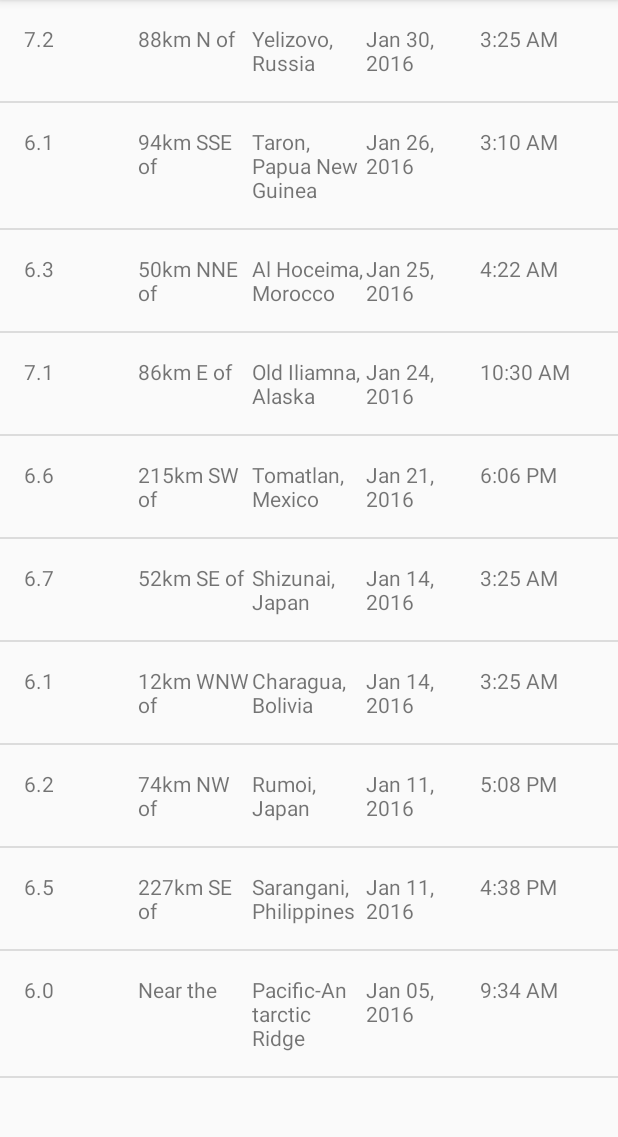
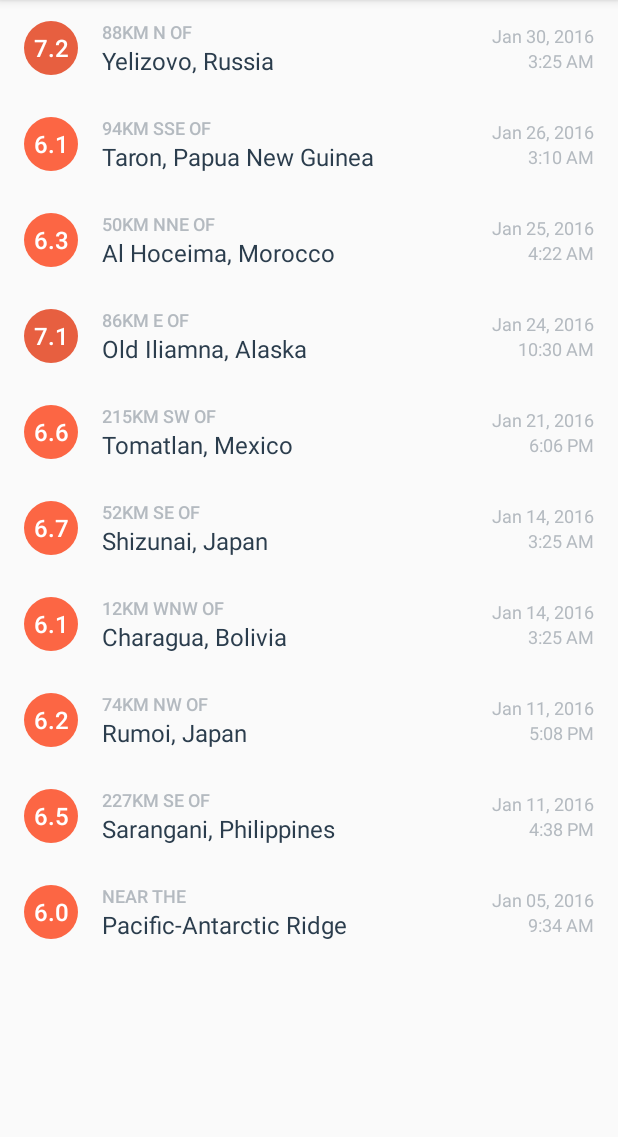
Before and after one commit to ankushransiwal/QuakeReport, an Android app: the screen it shows after launch (EarthquakeActivity), on a phone screen of 412 x 824 dp, the part 84-1221 px from its top. Run offline under Robolectric (Android 15) with nearby library versions, the phone set to English and light mode, and no system bars.

Commit message:
Show different bg color based on magnitude value and add visual polish

```diff
--- a/app/src/main/java/com/example/android/quakereport/Earthquake.java
+++ b/app/src/main/java/com/example/android/quakereport/Earthquake.java
@@ -11,6 +11,9 @@ public class Earthquake {
     private Double mMagnitude;
 
     private String mLocation;
+
+    /** Website URL of the earthquake */
+    private String mUrl;
 
     /** Time of the earthquake */
     private long mTimeInMilliseconds;
--- a/app/src/main/java/com/example/android/quakereport/EarthquakeAdapter.java
+++ b/app/src/main/java/com/example/android/quakereport/EarthquakeAdapter.java
@@ -4,10 +4,12 @@ import android.app.Activity;
 import android.content.Context;
 import android.support.annotation.NonNull;
 import android.support.annotation.Nullable;
+import android.support.v4.content.ContextCompat;
 import android.view.LayoutInflater;
 import android.view.View;
 import android.view.ViewGroup;
 import android.widget.ArrayAdapter;
+import android.widget.Switch;
 import android.widget.TextView;
 
 import java.text.DecimalFormat;
@@ -15,6 +17,7 @@ import java.text.SimpleDateFormat;
 import java.util.ArrayList;
 import java.util.Date;
 import java.util.List;
+import android.graphics.drawable.GradientDrawable;
 
 /**
  * Creating an Custom ArrayAdapter
@@ -83,6 +86,18 @@ public class EarthquakeAdapter extends ArrayAdapter<Earthquake> {
         String magnitudeOutput = formatter.format(magnitude);
         // Find the TextView in the earthquake_list_item.xml layout with the ID version_name
         TextView magnitudeView = (TextView) listItemView.findViewById(R.id.magnitude);
+
+        // Set the proper background color on the magnitude circle.
+        // Fetch the background from the TextView, which is a GradientDrawable.
+        GradientDrawable magnitudeCircle = (GradientDrawable) magnitudeView.getBackground();
+
+        // Get the appropriate background color based on the current earthquake magnitude
+        int magnitudeColor = getMagnitudeColor(magnitude);
+
+        // Set the color on the magnitude circle
+        magnitudeCircle.setColor(magnitudeColor);
+
+
         // Get the version name from the currentEarthquake object and
         // set this text on the name TextView
         magnitudeView.setText(magnitudeOutput);
@@ -153,4 +168,43 @@ public class EarthquakeAdapter extends ArrayAdapter<Earthquake> {
         SimpleDateFormat timeFormat = new SimpleDateFormat("h:mm a");
         return timeFormat.format(dateObject);
     }
+
+    private int getMagnitudeColor(double magnitude) {
+        int magnitudeColorResourceId;
+        int magnitudeFloor = (int) Math.floor(magnitude);
+        switch (magnitudeFloor) {
+            case 0:
+            case 1:
+                magnitudeColorResourceId = R.color.magnitude1;
+                break;
+            case 2:
+                magnitudeColorResourceId = R.color.magnitude2;
+                break;
+            case 3:
+                magnitudeColorResourceId = R.color.magnitude3;
+                break;
+            case 4:
+                magnitudeColorResourceId = R.color.magnitude4;
+                break;
+            case 5:
+                magnitudeColorResourceId = R.color.magnitude5;
+                break;
+            case 6:
+                magnitudeColorResourceId = R.color.magnitude6;
+                break;
+            case 7:
+                magnitudeColorResourceId = R.color.magnitude7;
+                break;
+            case 8:
+                magnitudeColorResourceId = R.color.magnitude8;
+                break;
+            case 9:
+                magnitudeColorResourceId = R.color.magnitude9;
+                break;
+            default:
+                magnitudeColorResourceId = R.color.magnitude10plus;
+                break;
+        }
+        return ContextCompat.getColor(getContext(), magnitudeColorResourceId);
+    }
 }
--- /dev/null
+++ b/app/src/main/res/drawable/magnitude_circle.xml
@@ -0,0 +1,10 @@
+<?xml version="1.0" encoding="utf-8"?>
+<!-- Background circle for the magnitude value -->
+<shape xmlns:android="http://schemas.android.com/apk/res/android"
+    android:shape="oval">
+    <solid android:color="@color/magnitude1" />
+    <size
+        android:width="36dp"
+        android:height="36dp" />
+    <corners android:radius="18dp" />
+</shape>
--- a/app/src/main/res/layout/earthquake_activity.xml
+++ b/app/src/main/res/layout/earthquake_activity.xml
@@ -4,4 +4,5 @@
     android:id="@+id/list"
     android:orientation="vertical"
     android:layout_width="match_parent"
-    android:layout_height="match_parent"/>
+    android:layout_height="match_parent"
+    android:divider="@null"/>
--- a/app/src/main/res/layout/earthquake_list_item.xml
+++ b/app/src/main/res/layout/earthquake_list_item.xml
@@ -5,52 +5,85 @@ Step 1: Create a xml file to display the content of each list according to your
 -->
 
 <LinearLayout xmlns:android="http://schemas.android.com/apk/res/android"
+    xmlns:tools="http://schemas.android.com/tools"
+    android:layout_width="match_parent"
+    android:layout_height="?android:attr/listPreferredItemHeight"
     android:orientation="horizontal"
-    android:layout_width="match_parent"
-    android:layout_height="match_parent"
-    xmlns:tools="http://schemas.android.com/tools"
-    android:padding="16dp"
-    >
-    <!--
-    tools:text: shows text in preview pane but nt when we run th app
-    (import tools xmlns:tools="http://schemas.android.com/tools"
-    -->
+    android:paddingEnd="16dp"
+    android:paddingLeft="16dp"
+    android:paddingRight="16dp"
+    android:paddingStart="16dp">
 
     <TextView
-        android:layout_width="wrap_content"
+        android:id="@+id/magnitude"
+        android:layout_width="36dp"
+        android:layout_height="36dp"
+        android:layout_gravity="center_vertical"
+        android:background="@drawable/magnitude_circle"
+        android:fontFamily="sans-serif-medium"
+        android:gravity="center"
+        android:textColor="@android:color/white"
+        android:textSize="16sp"
+        tools:text="8.9" />
+
+    <LinearLayout
+        android:layout_width="0dp"
         android:layout_height="wrap_content"
-        android:id="@+id/magnitude"
-        tools:text="7.9"
+        android:layout_gravity="center_vertical"
+        android:layout_marginLeft="16dp"
+        android:layout_marginStart="16dp"
         android:layout_weight="1"
-        android:width="0dp"/>
+        android:orientation="vertical">
 
         <TextView
             android:id="@+id/location_offset"
-        android:layout_width="0dp"
+            android:layout_width="wrap_content"
             android:layout_height="wrap_content"
-        android:layout_weight="1"
+            android:ellipsize="end"
+            android:fontFamily="sans-serif-medium"
+            android:maxLines="1"
+            android:textAllCaps="true"
+            android:textColor="@color/textColorEarthquakeDetails"
+            android:textSize="12sp"
             tools:text="30km S of" />
 
         <TextView
             android:id="@+id/primary_location"
-        android:layout_width="0dp"
+            android:layout_width="wrap_content"
             android:layout_height="wrap_content"
-        android:layout_weight="1"
-        tools:text="San Francisco, CA" />
+            android:ellipsize="end"
+            android:maxLines="2"
+            android:textColor="@color/textColorEarthquakeLocation"
+            android:textSize="16sp"
+            tools:text="Long placeholder location that should wrap to more than 2 lines of text" />
 
+    </LinearLayout>
+
+    <LinearLayout
+        android:layout_width="wrap_content"
+        android:layout_height="wrap_content"
+        android:layout_gravity="center_vertical"
+        android:layout_marginLeft="16dp"
+        android:layout_marginStart="16dp"
+        android:orientation="vertical">
 
         <TextView
             android:id="@+id/date"
-        android:layout_width="0dp"
+            android:layout_width="wrap_content"
             android:layout_height="wrap_content"
-        android:layout_weight="1"
+            android:layout_gravity="end"
+            android:textColor="@color/textColorEarthquakeDetails"
+            android:textSize="12sp"
             tools:text="Mar 6, 2010" />
 
         <TextView
             android:id="@+id/time"
-        android:layout_width="0dp"
+            android:layout_width="wrap_content"
             android:layout_height="wrap_content"
-        android:layout_weight="1"
+            android:layout_gravity="end"
+            android:textColor="@color/textColorEarthquakeDetails"
+            android:textSize="12sp"
             tools:text="3:00 PM" />
 
     </LinearLayout>
+</LinearLayout>
--- a/app/src/main/res/values/colors.xml
+++ b/app/src/main/res/values/colors.xml
@@ -9,4 +9,39 @@
 
     <!-- Accent color of the app -->
     <color name="colorAccent">#10CAC9</color>
+    <!-- Color for an earthquake with magnitude 0 and 2 -->
+    <color name="magnitude1">#4A7BA7</color>
+
+    <!-- Magnitude circle color for an earthquake with magnitude between 2 and 3 -->
+    <color name="magnitude2">#04B4B3</color>
+
+    <!-- Magnitude circle color for an earthquake with magnitude between 3 and 4 -->
+    <color name="magnitude3">#10CAC9</color>
+
+    <!-- Magnitude circle color for an earthquake with magnitude between 4 and 5 -->
+    <color name="magnitude4">#F5A623</color>
+
+    <!-- Magnitude circle color for an earthquake with magnitude between 5 and 6 -->
+    <color name="magnitude5">#FF7D50</color>
+
+    <!-- Magnitude circle color for an earthquake with magnitude between 6 and 7 -->
+    <color name="magnitude6">#FC6644</color>
+
+    <!-- Magnitude circle color for an earthquake with magnitude between 7 and 8 -->
+    <color name="magnitude7">#E75F40</color>
+
+    <!-- Magnitude circle color for an earthquake with magnitude between 8 and 9 -->
+    <color name="magnitude8">#E13A20</color>
+
+    <!-- Magnitude circle color for an earthquake with magnitude between 9 and 10 -->
+    <color name="magnitude9">#D93218</color>
+
+    <!-- Magnitude circle color for an earthquake with magnitude over 10 -->
+    <color name="magnitude10plus">#C03823</color>
+
+    <!-- Text color for the details of the earthquake in the list item -->
+    <color name="textColorEarthquakeDetails">#B4BAC0</color>
+
+    <!-- Text color for the primary location of the earthquake in the list item -->
+    <color name="textColorEarthquakeLocation">#2B3D4D</color>
 </resources>
```
Lines whose indentation alone changed are shown as unchanged.
